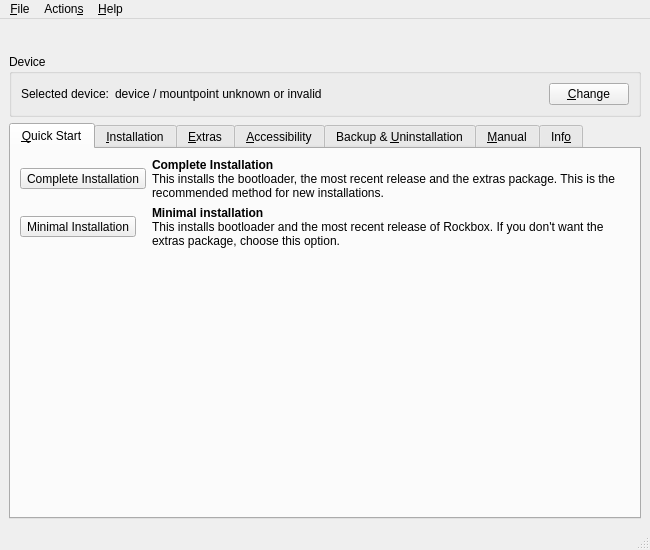
Qt form rbutil/rbutilqt/rbutilqtfrm.ui (Rockbox/rockbox) before a commit.
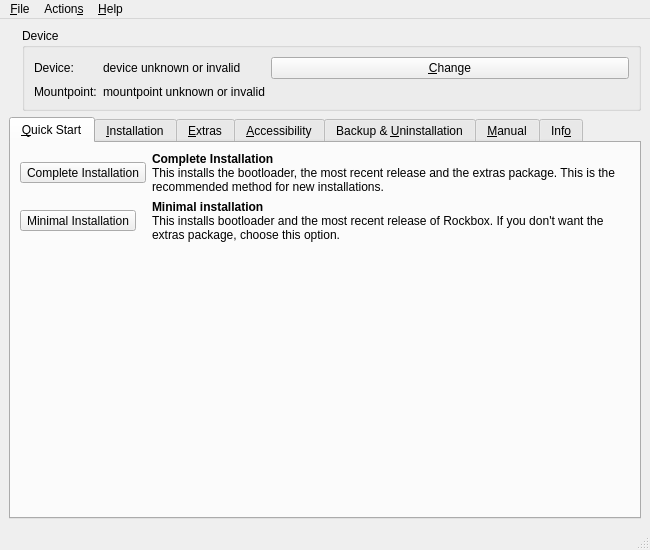
The same form after that commit. The open tabs and pages were chosen to show the change. Icons and pictures are not drawn.

Commit message:
Make Rockbox logo smaller and move device information up.
The original way of including the Rockbox logo wastes quite a bit of space.
Make it smaller and move it to the left, so the information about the
configured device can go next to it.

What changed in the file:
```diff
--- a/rbutil/rbutilqt/rbutilqtfrm.ui
+++ b/rbutil/rbutilqt/rbutilqtfrm.ui
@@ -20,58 +20,58 @@
   <widget class="QWidget" name="centralwidget">
    <layout class="QGridLayout">
     <item row="0" column="0">
-     <layout class="QHBoxLayout">
-      <property name="spacing">
-       <number>6</number>
+     <widget class="QLabel" name="logoLabel">
+      <property name="sizePolicy">
+       <sizepolicy hsizetype="Preferred" vsizetype="Preferred">
+        <horstretch>0</horstretch>
+        <verstretch>0</verstretch>
+       </sizepolicy>
       </property>
-      <property name="margin">
-       <number>0</number>
+      <property name="baseSize">
+       <size>
+        <width>0</width>
+        <height>0</height>
+       </size>
       </property>
-      <item>
-       <spacer>
-        <property name="orientation">
-         <enum>Qt::Horizontal</enum>
-        </property>
-        <property name="sizeHint" stdset="0">
-         <size>
-          <width>40</width>
-          <height>20</height>
-         </size>
-        </property>
-       </spacer>
-      </item>
-      <item>
-       <widget class="QLabel" name="logoLabel">
-        <property name="text">
-         <string comment="Welcome to Rockbox Utility, the installation and housekeeping tool for Rockbox."/>
-        </property>
-        <property name="pixmap">
-         <pixmap resource="rbutilqt.qrc">:/icons/rblogo.png</pixmap>
-        </property>
-       </widget>
-      </item>
-      <item>
-       <spacer>
-        <property name="orientation">
-         <enum>Qt::Horizontal</enum>
-        </property>
-        <property name="sizeHint" stdset="0">
-         <size>
-          <width>40</width>
-          <height>20</height>
-         </size>
-        </property>
-       </spacer>
-      </item>
-     </layout>
+      <property name="text">
+       <string comment="Welcome to Rockbox Utility, the installation and housekeeping tool for Rockbox."/>
+      </property>
+      <property name="pixmap">
+       <pixmap resource="rbutilqt.qrc">:/icons/rblogo.png</pixmap>
+      </property>
+      <property name="scaledContents">
+       <bool>false</bool>
+      </property>
+     </widget>
     </item>
-    <item row="1" column="0">
-     <widget class="QGroupBox" name="groupBox_3">
+    <item row="0" column="1">
+     <widget class="QGroupBox" name="groupBoxDevice">
       <property name="title">
        <string>Device</string>
       </property>
-      <layout class="QGridLayout">
-       <item row="0" column="0">
+      <layout class="QGridLayout" name="gridLayout">
+       <item row="1" column="2">
+        <widget class="QLabel" name="labelMountpoint">
+         <property name="text">
+          <string>mountpoint unknown or invalid</string>
+         </property>
+        </widget>
+       </item>
+       <item row="1" column="1">
+        <widget class="QLabel" name="labelMountpointTitle">
+         <property name="text">
+          <string>Mountpoint:</string>
+         </property>
+        </widget>
+       </item>
+       <item row="0" column="2">
+        <widget class="QLabel" name="labelDevice">
+         <property name="text">
+          <string>device unknown or invalid</string>
+         </property>
+        </widget>
+       </item>
+       <item row="0" column="1">
         <widget class="QLabel" name="labelDeviceTitle">
          <property name="sizePolicy">
           <sizepolicy hsizetype="Preferred" vsizetype="Preferred">
@@ -80,19 +80,12 @@
           </sizepolicy>
          </property>
          <property name="text">
-          <string>Selected device:</string>
+          <string>Device:</string>
          </property>
         </widget>
        </item>
-       <item row="0" column="1">
-        <widget class="QLabel" name="labelDevice">
-         <property name="text">
-          <string>device / mountpoint unknown or invalid</string>
-         </property>
-        </widget>
-       </item>
-       <item row="0" column="2">
-        <spacer>
+       <item row="0" column="3">
+        <spacer name="horizontalSpacer">
          <property name="orientation">
           <enum>Qt::Horizontal</enum>
          </property>
@@ -118,7 +111,7 @@
       </layout>
      </widget>
     </item>
-    <item row="2" column="0">
+    <item row="1" column="0" colspan="2">
      <widget class="QTabWidget" name="tabWidget">
       <property name="currentIndex">
        <number>0</number>
```
Left out of the diff: 2 changed lines with no effect on the pictures. The commit also changes 2 other files.
